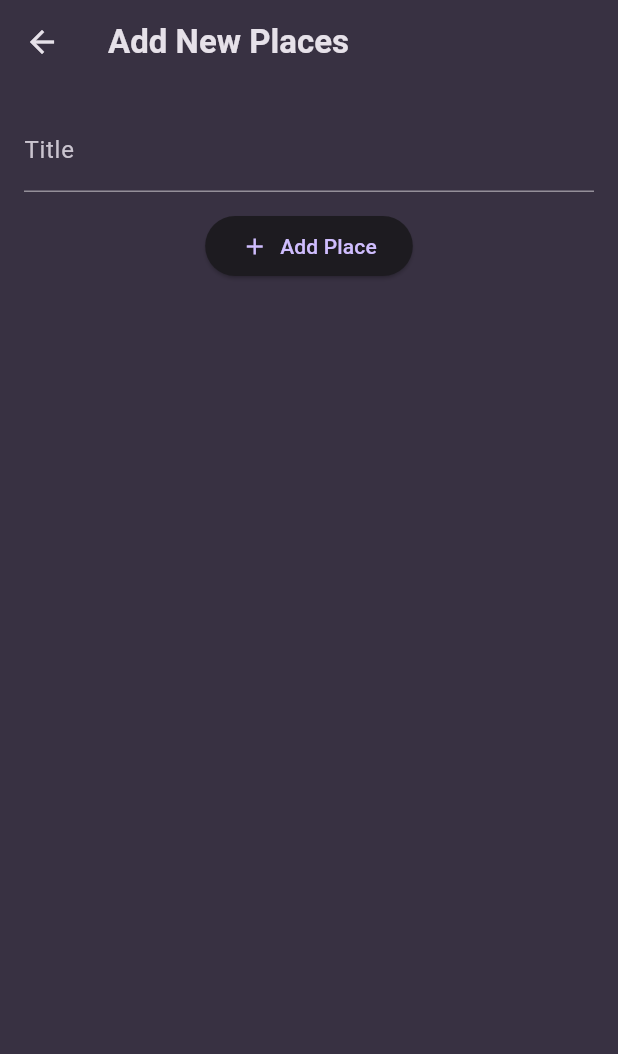
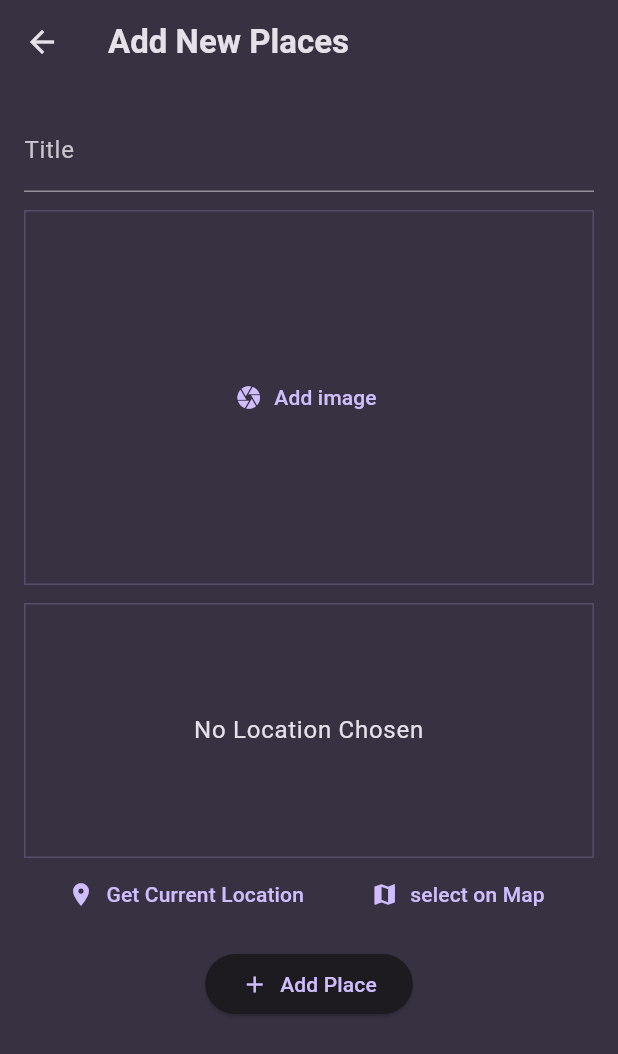
Before and after one commit to RahulSharma-bit/favorite_places, a Flutter app: the AddNewPlaces screen opened directly, on a phone screen of 412 x 824 dp. Shown: the top 1054 px of the screen. Run offline on Flutter 3.47's test engine with Material 3 defaults, Android fonts, the phone set to English and light mode, and no system bars; our stand-ins replace flutter_riverpod, google_fonts, image_picker, location.

Commit message:
code addition

```diff
--- a/lib/models/places.dart
+++ b/lib/models/places.dart
@@ -1,9 +1,28 @@
 import 'package:uuid/uuid.dart';
+import 'dart:io';
 
 const uuid = Uuid();
 
+class PlaceLocation {
+  const PlaceLocation({
+    required this.latitude,
+    required this.longitutde,
+    required this.address,
+  });
+
+  final double latitude;
+  final double longitutde;
+  final String address;
+}
+
 class Places {
-  Places({required this.title}) : id = uuid.v4();
+  Places({
+    required this.title,
+    required this.image,
+    // required this.location,
+  }) : id = uuid.v4();
   final String id;
   final String title;
+  final File image;
+  // final PlaceLocation location;
 }
--- a/lib/provider/user_places.dart
+++ b/lib/provider/user_places.dart
@@ -1,15 +1,17 @@
-import 'package:riverpod/riverpod.dart';
+import 'dart:io';
 import 'package:favorite_places/models/places.dart';
+import 'package:flutter_riverpod/flutter_riverpod.dart';
 
 class UserPlacesNotifier extends StateNotifier<List<Places>> {
   UserPlacesNotifier() : super(const []);
 
-  void addPlace(String places) {
-    final newPlace = Places(title: places);
+  void addPlace(String places, File image) {
+    final newPlace = Places(title: places, image: image);
     state = [newPlace, ...state];
   }
 }
 
-final userPLaceProvider = StateNotifierProvider(
+final userPLaceProvider =
+    StateNotifierProvider<UserPlacesNotifier, List<Places>>(
   (ref) => UserPlacesNotifier(),
 );
--- a/lib/screens/add_new_places.dart
+++ b/lib/screens/add_new_places.dart
@@ -1,14 +1,33 @@
+import 'package:favorite_places/widgets/location_input.dart';
 import 'package:flutter/material.dart';
+import 'package:flutter_riverpod/flutter_riverpod.dart';
+import 'package:favorite_places/provider/user_places.dart';
+import 'package:favorite_places/widgets/input_image.dart';
+import 'dart:io';
 
-class AddNewPlaces extends StatefulWidget {
+class AddNewPlaces extends ConsumerStatefulWidget {
   const AddNewPlaces({super.key});
 
   @override
-  State<AddNewPlaces> createState() => _AddNewPlacesState();
+  ConsumerState<AddNewPlaces> createState() => _AddNewPlacesState();
 }
 
-class _AddNewPlacesState extends State<AddNewPlaces> {
+class _AddNewPlacesState extends ConsumerState<AddNewPlaces> {
   final _titleController = TextEditingController();
+  File? _selectedImage;
+
+  void _savePlace() {
+    final enteredTitle = _titleController.text;
+    if (enteredTitle.isEmpty || _selectedImage == null) {
+      return;
+      //you can handle it visually i.e. alert or snacbar
+    }
+    ref
+        .read(userPLaceProvider.notifier)
+        .addPlace(enteredTitle, _selectedImage!);
+
+    Navigator.of(context).pop();
+  }
 
   @override
   void dispose() {
@@ -29,14 +48,19 @@ class _AddNewPlacesState extends State<AddNewPlaces> {
             TextField(
               decoration: const InputDecoration(label: Text('Title')),
               controller: _titleController,
-                style:
-                    TextStyle(color: Theme.of(context).colorScheme.onSurface),
+              style: TextStyle(color: Theme.of(context).colorScheme.onSurface),
             ),
             const SizedBox(height: 12),
+            ImageInput(
+              onPickImage: (File image) {
+                _selectedImage = image;
+              },
+            ),
+            const SizedBox(height: 12),
+            LocationInput(),
+            const SizedBox(height: 12),
             ElevatedButton(
-                onPressed: () {
-                  Navigator.of(context).pop();
-                },
+              onPressed: _savePlace,
               child: const Row(
                 mainAxisSize: MainAxisSize.min,
                 children: [
@@ -48,6 +72,7 @@ class _AddNewPlacesState extends State<AddNewPlaces> {
             )
           ],
         ),
-        ));
+      ),
+    );
   }
 }
--- /dev/null
+++ b/lib/widgets/input_image.dart
@@ -0,0 +1,68 @@
+import 'package:flutter/material.dart';
+import 'package:image_picker/image_picker.dart';
+import 'dart:io';
+
+class ImageInput extends StatefulWidget {
+  const ImageInput({super.key, required this.onPickImage});
+
+  final void Function(File image) onPickImage;
+
+  @override
+  State<ImageInput> createState() => _ImageInputState();
+}
+
+class _ImageInputState extends State<ImageInput> {
+  File? _selectedImage;
+
+  void _takePicture() async {
+    //code to capture image will be written here.
+    final imagePicker = ImagePicker();
+    final pickedImage = await imagePicker.pickImage(
+      source: ImageSource.camera,
+      maxHeight: 600,
+      maxWidth: 600,
+    );
+
+    if (pickedImage == null) {
+      return;
+    }
+
+    setState(() {
+      _selectedImage = File(pickedImage.path);
+    });
+
+    widget.onPickImage(_selectedImage!);
+  }
+
+  @override
+  Widget build(BuildContext context) {
+    Widget content = TextButton.icon(
+      icon: const Icon(Icons.camera),
+      onPressed: _takePicture,
+      label: const Text('Add image'),
+    );
+
+    if (_selectedImage != null) {
+      content = InkWell(
+        onTap: _takePicture,
+        child: Image.file(
+          _selectedImage!,
+          fit: BoxFit.cover,
+          height: double.infinity,
+          width: double.infinity,
+        ),
+      );
+    }
+    return Container(
+      height: 250,
+      width: double.infinity,
+      alignment: Alignment.center,
+      decoration: BoxDecoration(
+        border: Border.all(
+            width: 1,
+            color: Theme.of(context).colorScheme.primary.withOpacity(0.2)),
+      ),
+      child: content,
+    );
+  }
+}
--- /dev/null
+++ b/lib/widgets/location_input.dart
@@ -0,0 +1,127 @@
+import 'dart:convert';
+import 'package:favorite_places/models/places.dart';
+import 'package:flutter/material.dart';
+import 'package:location/location.dart';
+import 'package:http/http.dart' as http;
+
+class LocationInput extends StatefulWidget {
+  const LocationInput({super.key});
+
+  @override
+  State<LocationInput> createState() => _LocationInputState();
+}
+
+class _LocationInputState extends State<LocationInput> {
+  PlaceLocation? _pickedLocation;
+  var _isGettingLocation = false;
+
+  String get locationImage {
+    if (_pickedLocation == null) {
+      return '';
+    }
+    final lat = _pickedLocation!.latitude;
+    final lng = _pickedLocation!.longitutde;
+    return 'https://maps.googleapis.com/maps/api/staticmap?center=$lat,$lng&zoom=13&size=600x300&maptype=roadmap&markers=color:red%7Clabel:A%7C$lat,$lng&key=AIzaSyBQvm5p9g5w35giPihW0-tHyifxtegGUXo';
+  }
+
+  void _getLocation() async {
+    Location location = Location();
+
+    bool serviceEnabled;
+    PermissionStatus permissionGranted;
+    LocationData locationData;
+
+    serviceEnabled = await location.serviceEnabled();
+    if (!serviceEnabled) {
+      serviceEnabled = await location.requestService();
+      if (!serviceEnabled) {
+        return;
+      }
+    }
+
+    permissionGranted = await location.hasPermission();
+    if (permissionGranted == PermissionStatus.denied) {
+      permissionGranted = await location.requestPermission();
+      if (permissionGranted != PermissionStatus.granted) {
+        return;
+      }
+    }
+
+    setState(() {
+      _isGettingLocation = true;
+    });
+
+    locationData = await location.getLocation();
+    final lat = locationData.latitude;
+    final lng = locationData.longitude;
+    final url = Uri.parse(
+        'https://maps.googleapis.com/maps/api/geocode/json?latlng=$lat,$lng&key=AIzaSyBQvm5p9g5w35giPihW0-tHyifxtegGUXo');
+    final response = await http.get(url);
+    final resData = json.decode(response.body);
+    final address = resData['results'][0]['formatted_address'];
+
+    if (lat == null || lng == null) {
+      return;
+    }
+
+    setState(() {
+      _pickedLocation =
+          PlaceLocation(latitude: lat, longitutde: lng, address: address);
+      _isGettingLocation = false;
+    });
+    debugPrint('Longitude $locationData.longitude');
+    debugPrint('Latitude $locationData.latitude');
+  }
+
+  @override
+  Widget build(BuildContext context) {
+    Widget previewData = Text('No Location Chosen',
+        style: Theme.of(context).textTheme.bodyLarge!.copyWith(
+              color: Theme.of(context).colorScheme.onSurface,
+            ),
+        textAlign: TextAlign.center);
+
+    if (_pickedLocation != null) {
+      previewData = Image.network(
+        locationImage,
+        fit: BoxFit.cover,
+        height: double.infinity,
+        width: double.infinity,
+      );
+    }
+
+    if (_isGettingLocation) {
+      previewData = const CircularProgressIndicator();
+    }
+    return Column(
+      children: [
+        Container(
+          height: 170,
+          width: double.infinity,
+          alignment: Alignment.center,
+          decoration: BoxDecoration(
+            border: Border.all(
+                width: 1,
+                color: Theme.of(context).colorScheme.primary.withOpacity(0.2)),
+          ),
+          child: previewData,
+        ),
+        Row(
+          mainAxisAlignment: MainAxisAlignment.spaceEvenly,
+          children: [
+            TextButton.icon(
+              icon: const Icon(Icons.location_on),
+              onPressed: _getLocation,
+              label: const Text('Get Current Location'),
+            ),
+            TextButton.icon(
+              icon: const Icon(Icons.map),
+              onPressed: () {},
+              label: const Text('select on Map'),
+            )
+          ],
+        )
+      ],
+    );
+  }
+}
--- a/pubspec.yaml
+++ b/pubspec.yaml
@@ -37,8 +37,10 @@ dependencies:
   cupertino_icons: ^1.0.2
   google_fonts: ^6.2.0
   uuid: ^4.4.0
-  riverpod: ^2.5.1
   flutter_riverpod: any
+  image_picker: ^1.1.2
+  location: ^6.0.2
+  http: ^1.2.1
 
 dev_dependencies:
   flutter_test:
```
Also changed, not shown: lib/dummy_data/places_data.dart (+8 -8 lines), lib/screens/places.dart (+11 -4 lines), lib/widgets/places_details.dart (added, +26 -0 lines), lib/widgets/places_tile.dart (+11 -1 lines), pubspec.lock, 7 other files. Lines whose indentation alone changed are shown as unchanged.
